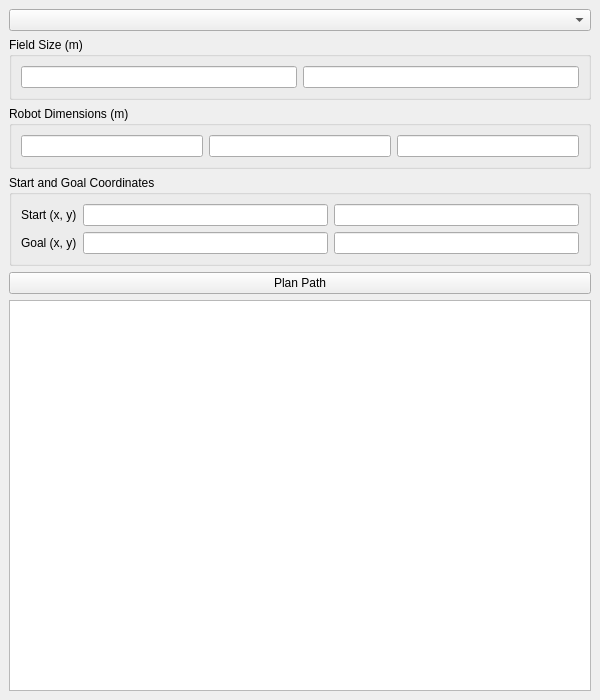
Qt form gui/layout.ui (huzaimm01/autonUI) before a commit.
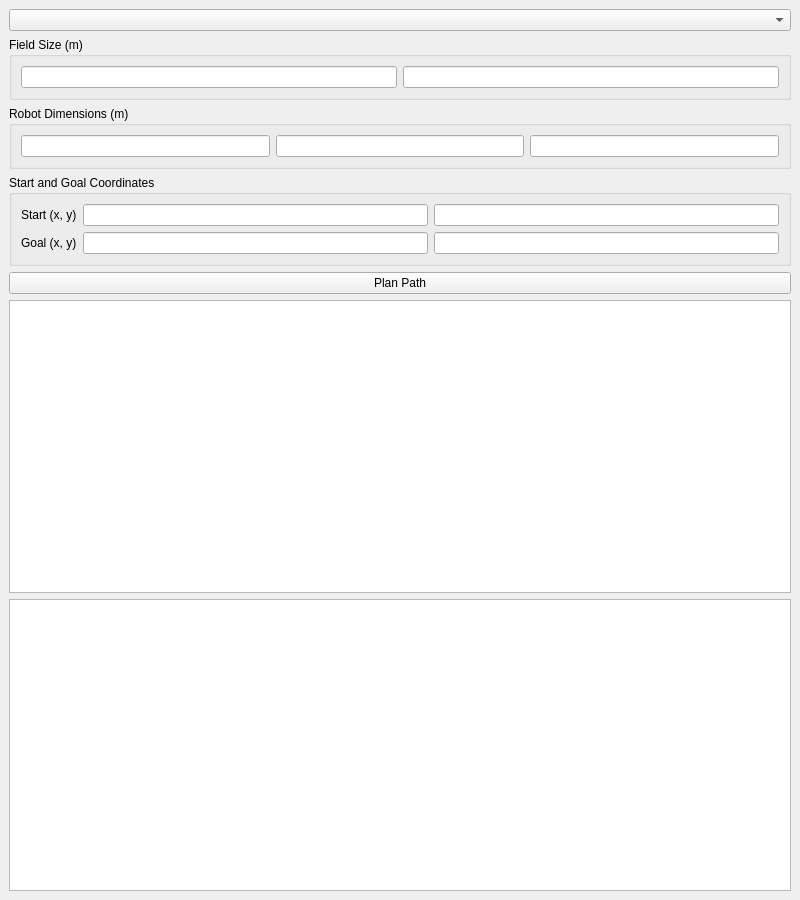
The same form after that commit.

Commit message: graphical representation

```diff
--- a/gui/layout.ui
+++ b/gui/layout.ui
@@ -6,8 +6,8 @@
    <rect>
     <x>0</x>
     <y>0</y>
-    <width>600</width>
-    <height>700</height>
+    <width>800</width>
+    <height>900</height>
    </rect>
   </property>
   <property name="windowTitle">
@@ -96,6 +96,13 @@
     <item>
      <widget class="QTextEdit" name="resultBox"/>
     </item>
+    <item>
+     <widget class="QGraphicsView" name="fieldView">
+      <property name="minimumHeight">
+       <number>400</number>
+      </property>
+     </widget>
+    </item>
    </layout>
   </widget>
  </widget>
```
The commit also changes 2 other files.
